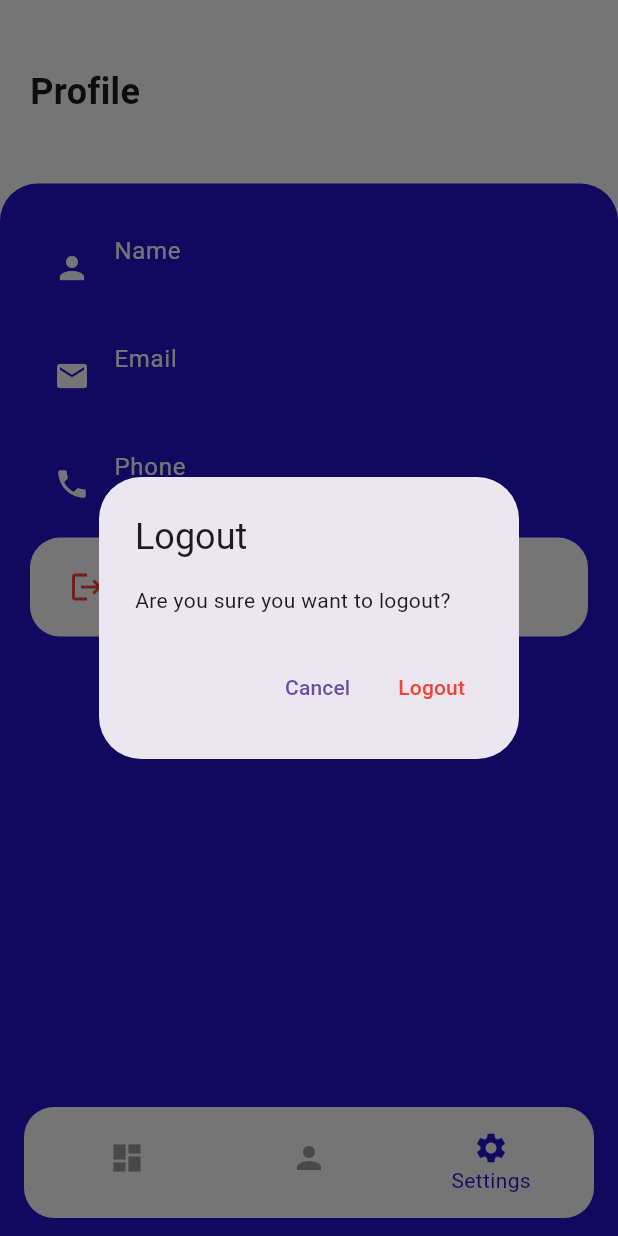
After one commit to thoriq919/seam-flutter, a Flutter app: the HomeScreen screen opened by its route, item 3 of the bottom bar chosen, after a tap on "Logout", on a phone screen of 412 x 824 dp. The commit adds this screen. Run offline on Flutter 3.47's test engine with Material 3 defaults, Android fonts, the phone set to English and light mode, and no system bars; our stand-ins replace bloc, cloud_firestore, email_validator, firebase_auth, firebase_core, firebase_storage and 2 more; accounts and stored records are empty.

Commit message:
feat: list pegawai & logout

```diff
--- a/lib/blocs/auth/auth_bloc.dart
+++ b/lib/blocs/auth/auth_bloc.dart
@@ -89,13 +89,10 @@ class AuthBloc extends Bloc<AuthEvent, AuthState> {
     on<SignUpRequested>((event, emit) async {
       emit(AuthLoading());
       try {
-        // Create user with Firebase Auth
         final userCredential = await _auth.createUserWithEmailAndPassword(
           email: event.email,
           password: event.password,
         );
-
-        // Create user document in Firestore
         await _firestore.collection('users').doc(userCredential.user?.uid).set({
           'email': event.email,
           'createdAt': FieldValue.serverTimestamp(),
@@ -105,8 +102,6 @@ class AuthBloc extends Bloc<AuthEvent, AuthState> {
           'foto': event.foto,
           'role': 'pegawai',
         });
-
-        // Fetch the created user document
         final docSnapshot = await _firestore
             .collection('users')
             .doc(userCredential.user?.uid)
--- /dev/null
+++ b/lib/screens/admin/dashboard.dart
@@ -0,0 +1,87 @@
+import 'package:flutter/material.dart';
+import 'package:seam_flutter/screens/utils/color_theme.dart';
+
+class DashboardPage extends StatelessWidget {
+  const DashboardPage({super.key});
+
+  @override
+  Widget build(BuildContext context) {
+    return DashboardHomePage();
+  }
+}
+
+class DashboardHomePage extends StatefulWidget {
+  const DashboardHomePage({super.key});
+
+  @override
+  State<DashboardHomePage> createState() => _DashboardHomePageState();
+}
+
+class _DashboardHomePageState extends State<DashboardHomePage> {
+  @override
+  Widget build(BuildContext context) {
+    return Scaffold(
+      backgroundColor: Colors.white,
+      body: SafeArea(
+        child: SingleChildScrollView(
+          child: Column(
+            children: [
+              Padding(
+                padding: const EdgeInsets.all(20),
+                child: Container(
+                  height: MediaQuery.of(context).size.height * 0.7,
+                  child: Text('data'),
+                ),
+              ),
+              Container(
+                height: MediaQuery.of(context).size.height * 0.2,
+                decoration: BoxDecoration(
+                  color: ColorTheme.primary,
+                  borderRadius: const BorderRadius.only(
+                    topLeft: Radius.circular(25),
+                    topRight: Radius.circular(25),
+                  ),
+                ),
+                child: Padding(
+                  padding: const EdgeInsets.all(20),
+                  child: Row(
+                    mainAxisAlignment: MainAxisAlignment.spaceBetween,
+                    children: [
+                      const Column(
+                        crossAxisAlignment: CrossAxisAlignment.start,
+                        children: [
+                          Text(
+                            'Today, 15 Dec',
+                            style: TextStyle(
+                              color: Colors.white,
+                              fontSize: 16,
+                            ),
+                          ),
+                          Text(
+                            'Kediri',
+                            style: TextStyle(
+                              color: Colors.white,
+                              fontSize: 24,
+                              fontWeight: FontWeight.bold,
+                            ),
+                          ),
+                        ],
+                      ),
+                      CircleAvatar(
+                        backgroundColor: Colors.white.withOpacity(0.2),
+                        child: const Icon(
+                          Icons.person,
+                          color: Colors.white,
+                        ),
+                      ),
+                    ],
+                  ),
+                ),
+              ),
+            ],
+          ),
+        ),
+      ),
+    );
+  }
+}
--- a/lib/screens/admin/home_screen.dart
+++ b/lib/screens/admin/home_screen.dart
@@ -1,10 +1,86 @@
+// home_screen.dart
 import 'package:flutter/material.dart';
+import 'package:seam_flutter/screens/admin/dashboard.dart';
+import 'package:seam_flutter/screens/admin/pegawai/pegawai_screen.dart';
+import 'package:seam_flutter/screens/admin/settings/setting_screen.dart';
+import 'package:seam_flutter/screens/utils/color_theme.dart';
 
-class HomeScreen extends StatelessWidget {
+class HomeScreen extends StatefulWidget {
   const HomeScreen({super.key});
 
   @override
+  State<HomeScreen> createState() => _HomeScreenState();
+}
+
+class _HomeScreenState extends State<HomeScreen> {
+  int _selectedIndex = 0;
+
+  final List<Widget> _pages = [
+    const DashboardPage(),
+    const PegawaiScreen(),
+    const SettingsPage(),
+  ];
+
+  void _onItemTapped(int index) {
+    setState(() {
+      _selectedIndex = index;
+    });
+  }
+
+  @override
   Widget build(BuildContext context) {
-    return const Placeholder();
+    return Scaffold(
+      body: _pages[_selectedIndex],
+      bottomNavigationBar: Container(
+        color: ColorTheme.primary,
+        padding: const EdgeInsets.symmetric(horizontal: 16, vertical: 12),
+        child: Theme(
+          data: Theme.of(context).copyWith(
+            canvasColor: Colors.white,
+          ),
+          child: Container(
+            decoration: BoxDecoration(
+              color: Colors.white,
+              borderRadius: BorderRadius.circular(20),
+              boxShadow: [
+                BoxShadow(
+                  color: Colors.black.withOpacity(0.05),
+                  blurRadius: 10,
+                  offset: const Offset(0, -5),
+                ),
+              ],
+            ),
+            child: Padding(
+              padding: const EdgeInsets.symmetric(horizontal: 8, vertical: 8),
+              child: BottomNavigationBar(
+                currentIndex: _selectedIndex,
+                onTap: _onItemTapped,
+                backgroundColor: Colors.transparent,
+                elevation: 0,
+                selectedItemColor: ColorTheme.primary,
+                unselectedItemColor: Colors.grey,
+                type: BottomNavigationBarType.fixed,
+                showSelectedLabels: true,
+                showUnselectedLabels: false,
+                items: const [
+                  BottomNavigationBarItem(
+                    icon: Icon(Icons.dashboard),
+                    label: 'Dashboard',
+                  ),
+                  BottomNavigationBarItem(
+                    icon: Icon(Icons.person),
+                    label: 'Pegawai',
+                  ),
+                  BottomNavigationBarItem(
+                    icon: Icon(Icons.settings),
+                    label: 'Settings',
+                  ),
+                ],
+              ),
+            ),
+          ),
+        ),
+      ),
+    );
   }
 }
--- /dev/null
+++ b/lib/screens/admin/settings/setting_screen.dart
@@ -0,0 +1,176 @@
+// settings_page.dart
+import 'package:flutter/material.dart';
+import 'package:flutter_bloc/flutter_bloc.dart';
+import 'package:seam_flutter/blocs/auth/auth_bloc.dart';
+import 'package:seam_flutter/blocs/auth/auth_state.dart';
+import 'package:seam_flutter/blocs/auth/auth_event.dart';
+import 'package:seam_flutter/screens/utils/color_theme.dart';
+
+class SettingsPage extends StatelessWidget {
+  const SettingsPage({super.key});
+
+  @override
+  Widget build(BuildContext context) {
+    return BlocListener<AuthBloc, AuthState>(
+      listener: (context, state) {
+        if (state is Unauthenticated) {
+          Navigator.of(context).pushNamedAndRemoveUntil(
+            '/login',
+            (route) => false,
+          );
+        } else if (state is AuthError) {
+          ScaffoldMessenger.of(context).showSnackBar(
+            SnackBar(content: Text(state.message)),
+          );
+        }
+      },
+      child: Scaffold(
+        backgroundColor: Colors.white,
+        body: SafeArea(
+            child: SingleChildScrollView(
+          child: Column(
+            crossAxisAlignment: CrossAxisAlignment.start,
+            children: [
+              Padding(
+                padding: EdgeInsets.all(20),
+                child: Container(
+                  height: MediaQuery.of(context).size.height * 0.1,
+                  child: Column(
+                    mainAxisAlignment: MainAxisAlignment.center,
+                    children: [
+                      Text(
+                        'Profile',
+                        style: TextStyle(
+                            fontSize: 24, fontWeight: FontWeight.bold),
+                      )
+                    ],
+                  ),
+                ),
+              ),
+              Container(
+                  height: MediaQuery.of(context).size.height * 0.8,
+                  decoration: BoxDecoration(
+                    color: ColorTheme.primary,
+                    borderRadius: const BorderRadius.only(
+                      topLeft: Radius.circular(25),
+                      topRight: Radius.circular(25),
+                    ),
+                  ),
+                  child: Padding(
+                    padding: const EdgeInsets.all(20),
+                    child: BlocBuilder<AuthBloc, AuthState>(
+                      builder: (context, state) {
+                        if (state is Authenticated) {
+                          return Column(
+                            children: [
+                              ListTile(
+                                leading: const Icon(
+                                  Icons.person,
+                                  color: Colors.white,
+                                ),
+                                title: const Text(
+                                  'Name',
+                                  style: TextStyle(color: Colors.white),
+                                ),
+                                subtitle: Text(
+                                  state.user.nama,
+                                  style: TextStyle(color: Colors.white),
+                                ),
+                              ),
+                              ListTile(
+                                leading: const Icon(
+                                  Icons.email,
+                                  color: Colors.white,
+                                ),
+                                title: const Text(
+                                  'Email',
+                                  style: TextStyle(color: Colors.white),
+                                ),
+                                subtitle: Text(
+                                  state.user.email,
+                                  style: TextStyle(color: Colors.white),
+                                ),
+                              ),
+                              ListTile(
+                                leading: const Icon(
+                                  Icons.phone,
+                                  color: Colors.white,
+                                ),
+                                title: const Text(
+                                  'Phone',
+                                  style: TextStyle(color: Colors.white),
+                                ),
+                                subtitle: Text(
+                                  state.user.telp,
+                                  style: TextStyle(color: Colors.white),
+                                ),
+                              ),
+                              Container(
+                                padding: EdgeInsets.symmetric(
+                                    vertical: 5, horizontal: 10),
+                                decoration: BoxDecoration(
+                                    color: Colors.white,
+                                    borderRadius: BorderRadius.circular(20)),
+                                child: ListTile(
+                                  leading: const Icon(Icons.logout,
+                                      color: Colors.red),
+                                  title: const Text(
+                                    'Logout',
+                                    style: TextStyle(color: Colors.red),
+                                  ),
+                                  onTap: () {
+                                    showDialog(
+                                      context: context,
+                                      builder: (BuildContext context) {
+                                        return AlertDialog(
+                                          title: const Text('Logout'),
+                                          content: const Text(
+                                              'Are you sure you want to logout?'),
+                                          actions: [
+                                            TextButton(
+                                              onPressed: () =>
+                                                  Navigator.pop(context),
+                                              child: const Text('Cancel'),
+                                            ),
+                                            TextButton(
+                                              onPressed: () {
+                                                context
+                                                    .read<AuthBloc>()
+                                                    .add(SignOutRequested());
+                                                Navigator.pop(
+                                                    context); // Close dialog
+                                              },
+                                              child: const Text(
+                                                'Logout',
+                                                style: TextStyle(
+                                                    color: Colors.red),
+                                              ),
+                                            ),
+                                          ],
+                                        );
+                                      },
+                                    );
+                                  },
+                                ),
+                              ),
+                            ],
+                          );
+                        } else if (state is AuthLoading) {
+                          return const Center(
+                            child: CircularProgressIndicator(),
+                          );
+                        } else {
+                          return const Center(
+                            child: Text('No profile data available'),
+                          );
+                        }
+                      },
+                    ),
+                  ))
+            ],
+          ),
+        )),
+      ),
+    );
+  }
+}
--- a/lib/screens/auth/login_screen.dart
+++ b/lib/screens/auth/login_screen.dart
@@ -31,10 +31,8 @@ class _LoginScreenState extends State<LoginScreen> {
       listener: (context, state) {
         if (state is Authenticated) {
           if (state.user.role == 'pegawai') {
-            print('State is authenticated, navigating to pegawai home');
+          } else if (state.user.role == 'admin') {
             Navigator.of(context).pushReplacementNamed('/home');
-          } else if (state.user.role == 'admin') {
-            print('Admin');
           }
         }
         if (state is AuthError) {
--- /dev/null
+++ b/lib/screens/utils/color_theme.dart
@@ -0,0 +1,17 @@
+import 'package:flutter/material.dart';
+
+class ColorTheme {
+  static Color primary = const Color(0xFF2414D1);
+  static Color secondary = const Color(0xFFF4442E);
+  static Color black = const Color(0xFF0E0E0E);
+  static Color grey = const Color(0xFF575757);
+  static Color green = const Color(0xFF29BF12);
+  static Color blueIcon = const Color(0xFF4361EE);
+  static Color white = Colors.white;
+  static List<Color> background = [
+    const Color(0xFFF1F1F1),
+    Colors.white,
+    Colors.white,
+    const Color(0xFFF1F1F1),
+  ];
+}
```
Also changed, not shown: lib/screens/admin/pegawai/pegawai_screen.dart (added, +181 -0 lines), pubspec.yaml (+9 -15 lines), pubspec.lock.
